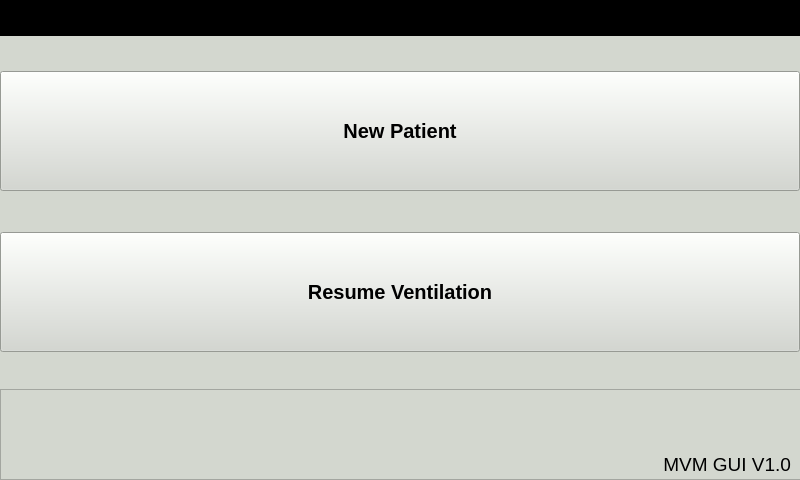
First picture: the form in gui/mainwindow.ui, repository MariuszSuchenek/MVM_GUI_test2, before the edit.
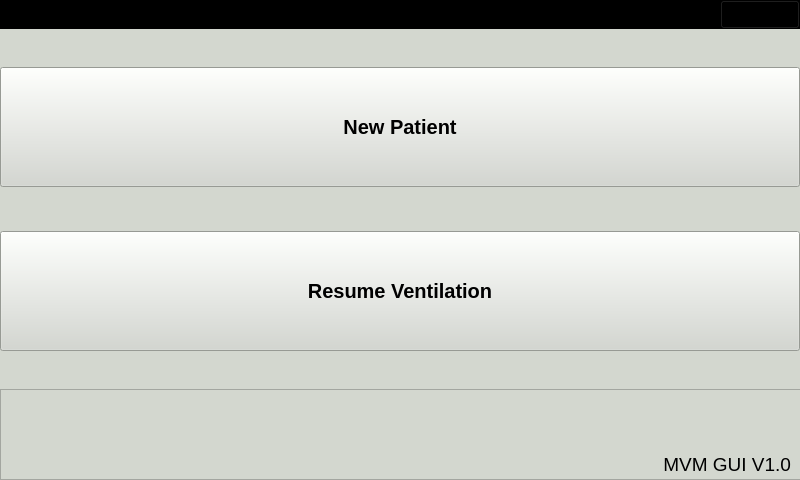
Second picture: the form after the edit. Custom widgets are drawn as their Qt base class.

Commit message: Snooze button implemented

```diff
--- a/gui/mainwindow.ui
+++ b/gui/mainwindow.ui
@@ -500,6 +500,21 @@
 </string>
       </property>
       <layout class="QHBoxLayout" name="horizontalLayout_7">
+       <property name="spacing">
+        <number>0</number>
+       </property>
+       <property name="leftMargin">
+        <number>0</number>
+       </property>
+       <property name="topMargin">
+        <number>0</number>
+       </property>
+       <property name="rightMargin">
+        <number>0</number>
+       </property>
+       <property name="bottomMargin">
+        <number>0</number>
+       </property>
        <item>
         <layout class="QHBoxLayout" name="alarmstack"/>
        </item>
@@ -516,6 +531,28 @@
          </property>
          <property name="alignment">
           <set>Qt::AlignRight|Qt::AlignTrailing|Qt::AlignVCenter</set>
+         </property>
+         <property name="margin">
+          <number>1</number>
+         </property>
+         <property name="indent">
+          <number>0</number>
+         </property>
+        </widget>
+       </item>
+       <item>
+        <widget class="QPushButton" name="alarmsnooze">
+         <property name="enabled">
+          <bool>true</bool>
+         </property>
+         <property name="sizePolicy">
+          <sizepolicy hsizetype="Maximum" vsizetype="Expanding">
+           <horstretch>0</horstretch>
+           <verstretch>0</verstretch>
+          </sizepolicy>
+         </property>
+         <property name="text">
+          <string>Snooze</string>
          </property>
         </widget>
        </item>
```
Left out of the diff: 9 changed lines with no effect on the pictures. The commit also changes 1 other file.
